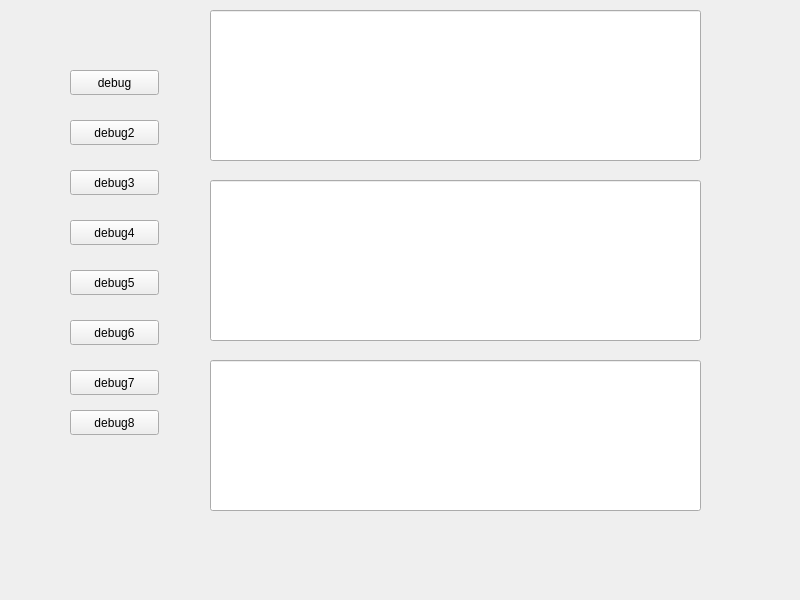
Before: the Qt Designer form mainwindow.ui in 595688815/jiangshanhui, drawn with Qt 5.
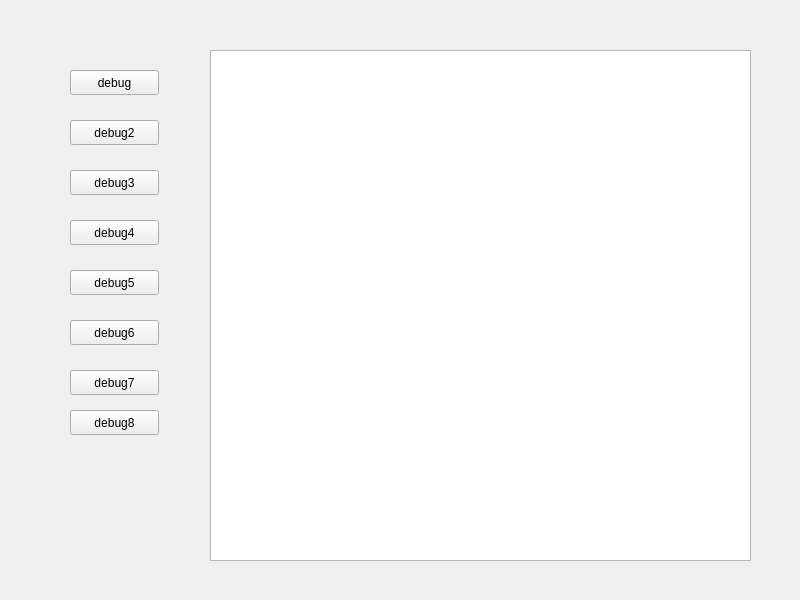
After: the same form once the commit is applied.

The edit to the form file:
```diff
--- a/mainwindow.ui
+++ b/mainwindow.ui
@@ -118,43 +118,14 @@
      <string>debug8</string>
     </property>
    </widget>
-   <widget class="QLineEdit" name="lineEdit">
+   <widget class="QTextEdit" name="textEdit">
     <property name="geometry">
      <rect>
       <x>210</x>
-      <y>10</y>
-      <width>491</width>
-      <height>151</height>
+      <y>50</y>
+      <width>541</width>
+      <height>511</height>
      </rect>
-    </property>
-    <property name="alignment">
-     <set>Qt::AlignLeading|Qt::AlignLeft|Qt::AlignTop</set>
-    </property>
-   </widget>
-   <widget class="QLineEdit" name="lineEdit_2">
-    <property name="geometry">
-     <rect>
-      <x>210</x>
-      <y>180</y>
-      <width>491</width>
-      <height>161</height>
-     </rect>
-    </property>
-    <property name="alignment">
-     <set>Qt::AlignLeading|Qt::AlignLeft|Qt::AlignTop</set>
-    </property>
-   </widget>
-   <widget class="QLineEdit" name="lineEdit_3">
-    <property name="geometry">
-     <rect>
-      <x>210</x>
-      <y>360</y>
-      <width>491</width>
-      <height>151</height>
-     </rect>
-    </property>
-    <property name="alignment">
-     <set>Qt::AlignLeading|Qt::AlignLeft|Qt::AlignTop</set>
     </property>
    </widget>
   </widget>
```
